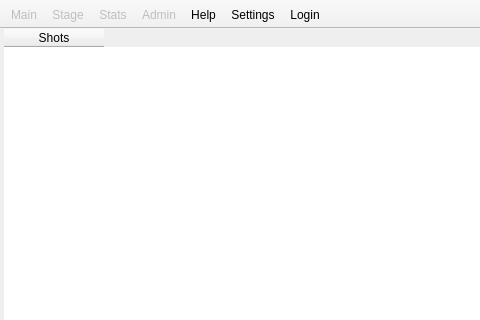
RxLaboratory/Ramses, file Ramses/mainwindow.ui: the form before one commit; both pictures show x 0 to 480 and y 0 to 320 of the 893 by 477 pixel window.
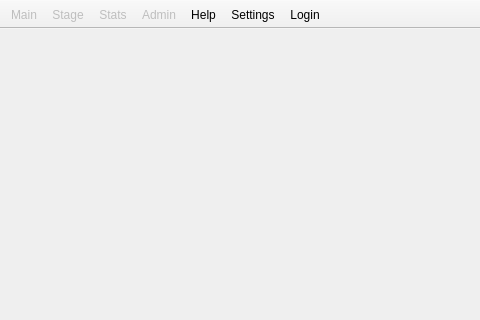
The form after the commit. Icons and pictures are not drawn.

Commit message: moved mainTable in its own class, added updater

What changed in the file:
```diff
--- a/Ramses/mainwindow.ui
+++ b/Ramses/mainwindow.ui
@@ -270,54 +270,6 @@
         <property name="bottomMargin">
          <number>0</number>
         </property>
-        <item>
-         <widget class="QTableWidget" name="mainTable">
-          <property name="frameShape">
-           <enum>QFrame::NoFrame</enum>
-          </property>
-          <property name="editTriggers">
-           <set>QAbstractItemView::NoEditTriggers</set>
-          </property>
-          <property name="alternatingRowColors">
-           <bool>true</bool>
-          </property>
-          <property name="selectionMode">
-           <enum>QAbstractItemView::NoSelection</enum>
-          </property>
-          <property name="selectionBehavior">
-           <enum>QAbstractItemView::SelectRows</enum>
-          </property>
-          <property name="verticalScrollMode">
-           <enum>QAbstractItemView::ScrollPerPixel</enum>
-          </property>
-          <property name="horizontalScrollMode">
-           <enum>QAbstractItemView::ScrollPerPixel</enum>
-          </property>
-          <property name="showGrid">
-           <bool>false</bool>
-          </property>
-          <property name="gridStyle">
-           <enum>Qt::NoPen</enum>
-          </property>
-          <property name="sortingEnabled">
-           <bool>true</bool>
-          </property>
-          <property name="cornerButtonEnabled">
-           <bool>false</bool>
-          </property>
-          <attribute name="verticalHeaderVisible">
-           <bool>false</bool>
-          </attribute>
-          <attribute name="verticalHeaderMinimumSectionSize">
-           <number>30</number>
-          </attribute>
-          <column>
-           <property name="text">
-            <string>Shots</string>
-           </property>
-          </column>
-         </widget>
-        </item>
        </layout>
       </widget>
       <widget class="QWidget" name="stagePage">
```
Left out of the diff: 2 changed lines with no effect on the pictures. The commit also changes 28 other files.
